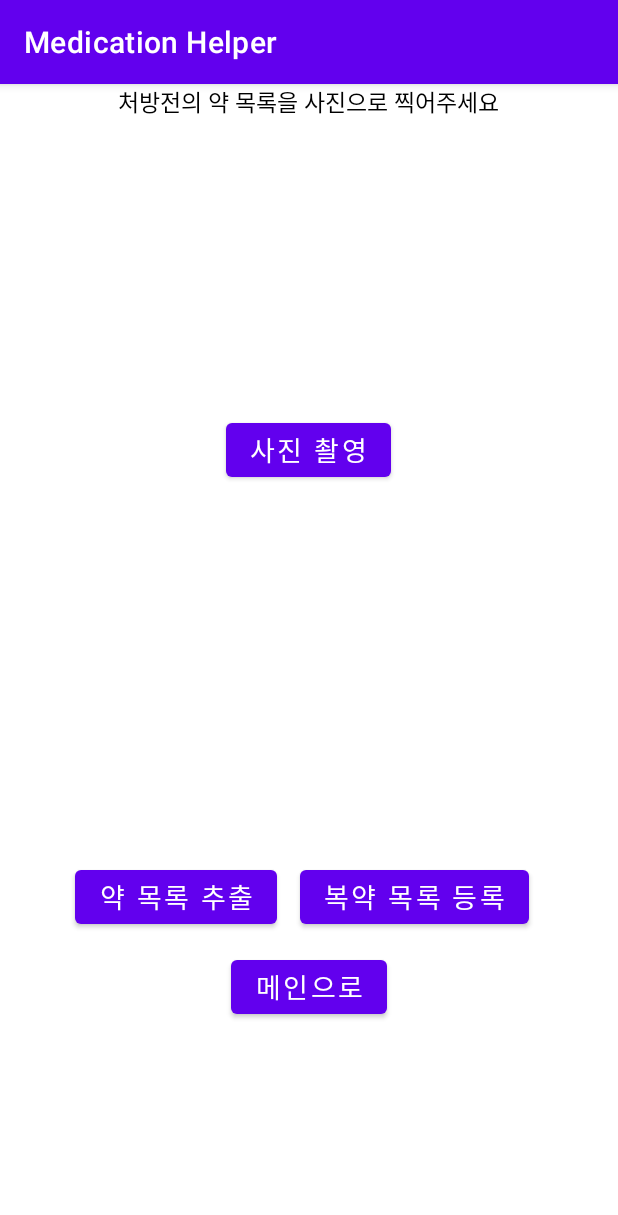
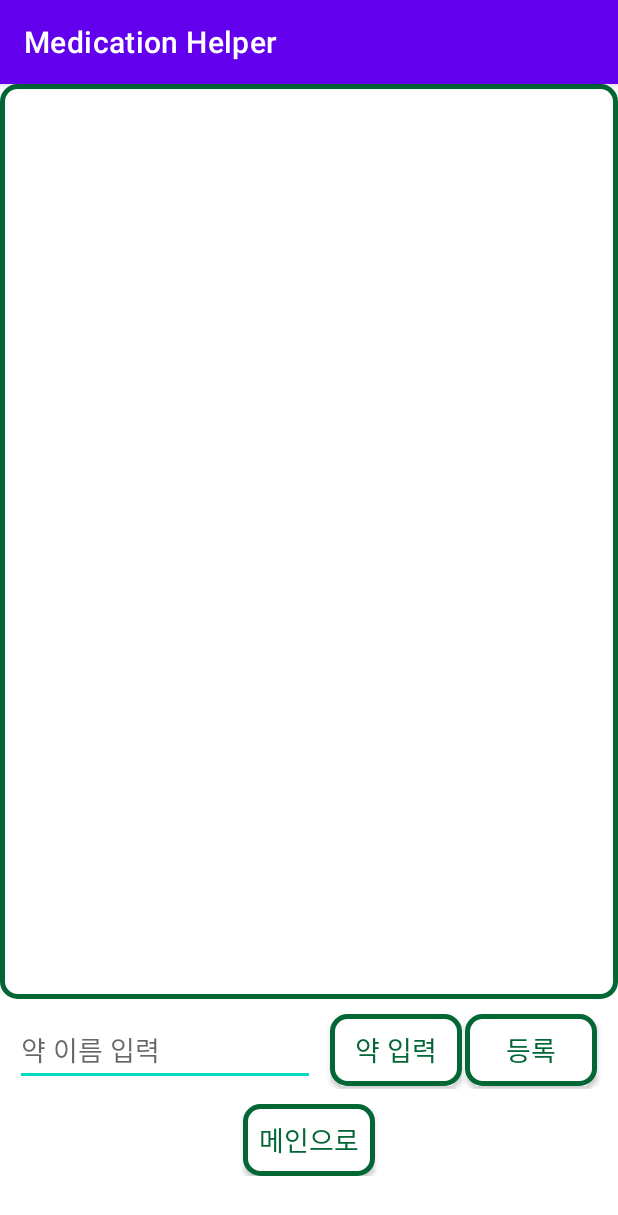
Before and after one commit to Medication-helper/Team_3_Medication-helper, an Android app: the medicRegister screen opened directly, with no data from a screen before it, on a phone screen of 412 x 824 dp. Shown: the top 1215 px of the screen. Run offline under Robolectric (Android 15) with nearby library versions, the phone set to English and light mode, and no system bars.

Commit message:
복약 목록 등록 레이아웃 수정. 약 입력 기능 구현

```diff
--- a/app/src/main/java/com/cookandroid/medication_helper/medicRegister.java
+++ b/app/src/main/java/com/cookandroid/medication_helper/medicRegister.java
@@ -3,9 +3,15 @@ package com.cookandroid.medication_helper;
 import android.content.Intent;
 import android.os.Bundle;
 import android.view.View;
+import android.widget.ArrayAdapter;
 import android.widget.Button;
+import android.widget.EditText;
+import android.widget.ListView;
 
 import androidx.appcompat.app.AppCompatActivity;
+
+import java.util.ArrayList;
+import java.util.List;
 
 public class medicRegister extends AppCompatActivity {
     @Override
@@ -23,9 +29,24 @@ public class medicRegister extends AppCompatActivity {
         setContentView(R.layout.medicationregister);
         setTitle("Medication Helper");
 
-        Button registerButton = (Button) findViewById(R.id.medicregister);
+        ListView mediclist=(ListView)findViewById(R.id.MedicineList);
+        EditText medicName=(EditText) findViewById(R.id.medicedittext);
+        Button mediceditbtn = (Button) findViewById(R.id.editmedicbtn);
         Button btnBack_medicRegister = (Button) findViewById(R.id.btnBack_medicRegister);
 
+        //약 목록 데이터를 가지는 String 배열 medicinelist
+        List<String> medicinelist=new ArrayList<>();
+
+        //어댑터 객체 생성
+        ArrayAdapter<String> adpater = new ArrayAdapter<String>(this, android.R.layout.simple_list_item_single_choice, medicinelist);
+
+        //리스트뷰와 어댑터 연결
+        mediclist.setAdapter(adpater);
+
+        //하나의 항목을 설정할 수 있도록 설정
+        mediclist.setChoiceMode(ListView.CHOICE_MODE_SINGLE);
+
+        //메인메뉴 복귀 버튼
         btnBack_medicRegister.setOnClickListener(new View.OnClickListener() {
             @Override
             public void onClick(View view) {
@@ -33,5 +54,18 @@ public class medicRegister extends AppCompatActivity {
                 startActivity(BackToMain);
             }
         });
+
+        //약을 목록에 추가하는 버튼
+        mediceditbtn.setOnClickListener(new View.OnClickListener() {
+            @Override
+            public void onClick(View view) {
+
+                String name=medicName.getText().toString();
+                medicinelist.add(name);
+                adpater.notifyDataSetChanged();
+                medicName.setText("");
+
+            }
+        });
     }
 }
--- a/app/src/main/res/layout/forbiddenlist.xml
+++ b/app/src/main/res/layout/forbiddenlist.xml
@@ -71,15 +71,16 @@
                     android:layout_gravity="center"
                     >
 
-                    <Button
-                        android:layout_width="251dp"
+                    <androidx.appcompat.widget.AppCompatButton
+                        android:layout_width="200dp"
                         android:layout_height="50dp"
                         android:layout_alignParentBottom="true"
-                        android:layout_marginLeft="80dp"
+                        android:layout_centerHorizontal="true"
                         android:layout_marginBottom="0dp"
                         android:background="@drawable/green_box"
                         android:text="약 목록 전체 삭제"
-                        android:textColor="#036635" />
+                        android:textColor="#036635"
+                        android:textSize="20dp"/>
 
                 </RelativeLayout>
 
--- a/app/src/main/res/layout/medicationregister.xml
+++ b/app/src/main/res/layout/medicationregister.xml
@@ -10,35 +10,19 @@
     <LinearLayout
         android:layout_width="fill_parent"
         android:layout_height="fill_parent"
-        android:orientation="vertical" >
+        android:orientation="vertical"
+        >
 
-        <TextView
-            android:layout_width="wrap_content"
-            android:layout_height="20dp"
-            android:layout_gravity="center"
-            android:text="처방전의 약 목록을 사진으로 찍어주세요"
-            android:textSize="15dp"
-            android:textColor="#000000"/>
-
-        <ImageView
-            android:layout_width="match_parent"
-            android:layout_height="200dp"
-            android:id="@+id/imageView"/>
-        <Button
-            android:layout_width="wrap_content"
-            android:layout_height="wrap_content"
-            android:layout_gravity="center"
-            android:textSize="18dp"
-            android:text="사진 촬영"
-            android:id="@+id/takePicture"/>
         <ScrollView
             android:layout_width="match_parent"
-            android:layout_height="250dp"
-            android:fillViewport="true">
+            android:layout_height="620dp"
+            android:fillViewport="true"
+            android:paddingBottom="10dp">
 
             <ListView
                 android:layout_width="match_parent"
                 android:layout_height="match_parent"
+                android:background="@drawable/green_box"
                 android:id="@+id/MedicineList"/>
 
         </ScrollView>
@@ -48,27 +32,42 @@
             android:layout_height="50dp"
             android:layout_gravity="center"
             >
-            <Button
+
+            <EditText
+                android:id="@+id/medicedittext"
+                android:layout_width="200dp"
+                android:layout_height="wrap_content"
+                android:layout_marginLeft="10dp"
+                android:hint="약 이름 입력"/>
+
+            <androidx.appcompat.widget.AppCompatButton
+                android:id="@+id/editmedicbtn"
                 android:layout_width="wrap_content"
                 android:layout_height="wrap_content"
-                android:layout_marginLeft="50dp"
-                android:textSize="18dp"
-                android:text="약 목록 추출"/>
+                android:layout_marginLeft="220dp"
+                android:background="@drawable/green_box"
+                android:text="약 입력"
+                android:textColor="#036635"
+                android:textSize="18dp" />
 
-            <Button
+            <androidx.appcompat.widget.AppCompatButton
+                android:id="@+id/regitmedicbtn"
                 android:layout_width="wrap_content"
                 android:layout_height="wrap_content"
-                android:layout_marginLeft="200dp"
-                android:text="복약 목록 등록"
-                android:textSize="18dp"
-                android:id="@+id/medicregister"/>
+                android:layout_marginLeft="310dp"
+                android:background="@drawable/green_box"
+                android:text="등록"
+                android:textColor="#036635"
+                android:textSize="18dp" />
 
         </RelativeLayout>
 
-        <Button
+        <androidx.appcompat.widget.AppCompatButton
             android:layout_width="wrap_content"
             android:layout_height="wrap_content"
             android:id="@+id/btnBack_medicRegister"
+            android:background="@drawable/green_box"
+            android:textColor="#036635"
             android:text="메인으로"
             android:textSize="18dp"
             android:layout_gravity="center"
```
